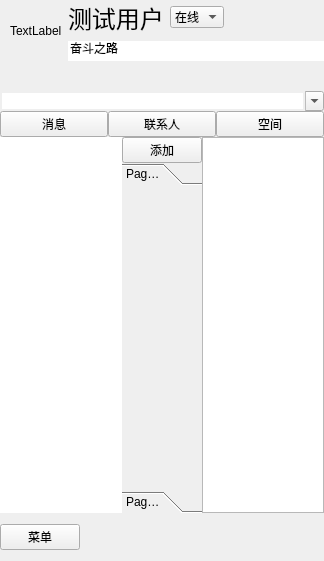
Old version of the form FriendListPlugin/FriendList.ui in the repository Ying-hw/QQPlugin.
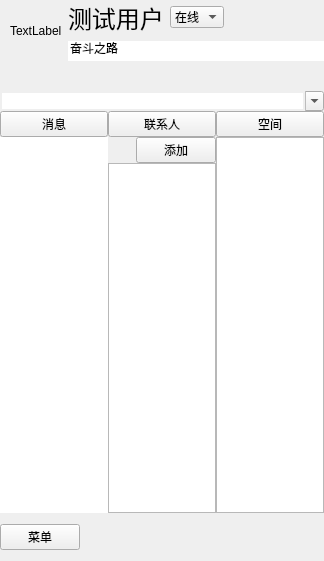
New version of the form. Icons and pictures are not drawn.

What changed in the file:
```diff
--- a/FriendListPlugin/FriendList.ui
+++ b/FriendListPlugin/FriendList.ui
@@ -183,39 +183,6 @@
         </item>
        </layout>
       </item>
-      <item row="1" column="0">
-       <widget class="QToolBox" name="Friend_List">
-        <property name="currentIndex">
-         <number>0</number>
-        </property>
-        <widget class="QWidget" name="page">
-         <property name="geometry">
-          <rect>
-           <x>0</x>
-           <y>0</y>
-           <width>58</width>
-           <height>342</height>
-          </rect>
-         </property>
-         <attribute name="label">
-          <string>Page 1</string>
-         </attribute>
-        </widget>
-        <widget class="QWidget" name="page_2">
-         <property name="geometry">
-          <rect>
-           <x>0</x>
-           <y>0</y>
-           <width>58</width>
-           <height>342</height>
-          </rect>
-         </property>
-         <attribute name="label">
-          <string>Page 2</string>
-         </attribute>
-        </widget>
-       </widget>
-      </item>
      </layout>
     </widget>
    </item>
@@ -371,6 +338,21 @@
      </property>
     </widget>
    </item>
+   <item row="3" column="1">
+    <widget class="QTreeWidget" name="Friend_List">
+     <property name="columnCount">
+      <number>1</number>
+     </property>
+     <attribute name="headerVisible">
+      <bool>false</bool>
+     </attribute>
+     <column>
+      <property name="text">
+       <string notr="true">1</string>
+      </property>
+     </column>
+    </widget>
+   </item>
   </layout>
  </widget>
  <layoutdefault spacing="6" margin="11"/>
```
